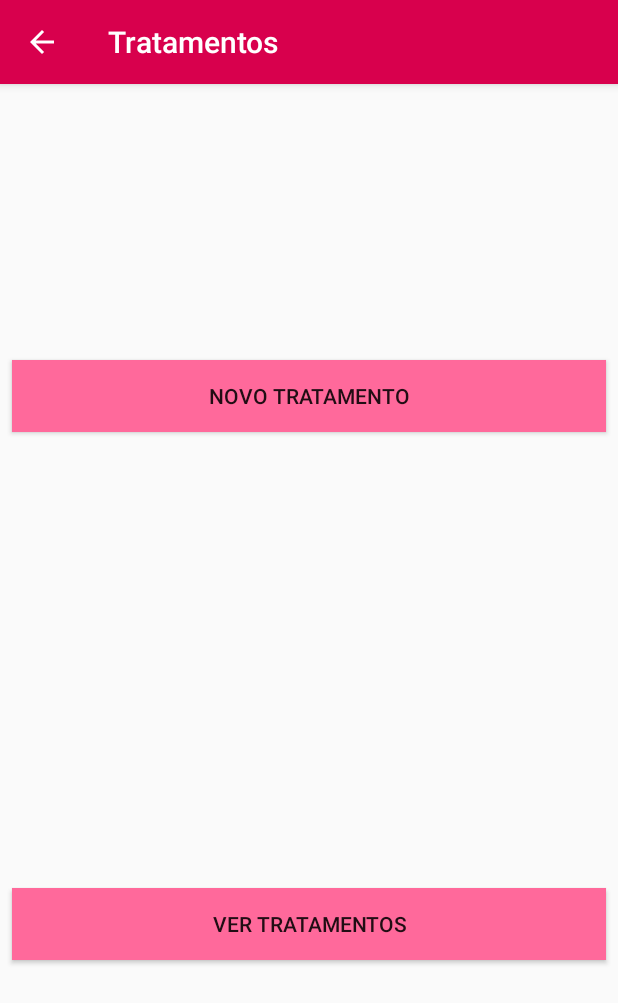
After one commit to TelmoSalvado/AMinhaSaudeNovo, an Android app: the Tratamentos screen opened directly, with no data from a screen before it, on a phone screen of 412 x 824 dp. The commit adds this screen. Shown: the top 1003 px of the screen. Run offline under Robolectric (Android 15) with nearby library versions, the phone set to English and light mode, and no system bars.

Commit message:
Conclusão da Página Tratamentos!

```diff
--- a/app/build.gradle
+++ b/app/build.gradle
@@ -9,6 +9,7 @@ android {
         versionCode 1
         versionName "1.0"
         testInstrumentationRunner "androidx.test.runner.AndroidJUnitRunner"
+        vectorDrawables.useSupportLibrary = true
     }
     buildTypes {
         release {
@@ -23,6 +24,7 @@ dependencies {
     implementation 'androidx.appcompat:appcompat:1.0.0-beta01'
     implementation 'com.google.android.material:material:1.0.0-beta01'
     implementation 'androidx.constraintlayout:constraintlayout:1.1.2'
+    implementation 'androidx.vectordrawable:vectordrawable:1.0.0-beta01'
     testImplementation 'junit:junit:4.12'
     androidTestImplementation 'androidx.test:runner:1.1.0-alpha4'
     androidTestImplementation 'androidx.test.espresso:espresso-core:3.1.0-alpha4'
--- a/app/src/main/java/pt/ipg/aminhasaude/MainActivity.java
+++ b/app/src/main/java/pt/ipg/aminhasaude/MainActivity.java
@@ -84,7 +84,8 @@ public class MainActivity extends AppCompatActivity
             Intent intent = new Intent(this, MainActivity.class);
             startActivity(intent);
         }else if (id == R.id.nav_Tratamentos) {
-            // Handle the camera action
+            Intent intent = new Intent(this, Tratamentos.class);
+            startActivity(intent);
         } else if (id == R.id.nav_Consultas) {
 
         } else if (id == R.id.nav_Analises) {
--- /dev/null
+++ b/app/src/main/java/pt/ipg/aminhasaude/Tratamentos.java
@@ -0,0 +1,30 @@
+package pt.ipg.aminhasaude;
+
+import android.os.Bundle;
+
+import com.google.android.material.floatingactionbutton.FloatingActionButton;
+import com.google.android.material.snackbar.Snackbar;
+
+import androidx.appcompat.app.AppCompatActivity;
+import androidx.appcompat.widget.Toolbar;
+
+import android.view.View;
+
+public class Tratamentos extends AppCompatActivity {
+
+    @Override
+    protected void onCreate(Bundle savedInstanceState) {
+        super.onCreate(savedInstanceState);
+        setContentView(R.layout.activity_tratamentos);
+        Toolbar toolbar = findViewById(R.id.toolbar);
+        setSupportActionBar(toolbar);
+        getSupportActionBar().setDisplayHomeAsUpEnabled(true);
+    }
+    public void Novotratamento(View view){
+
+    }
+
+    public void verTratamentos(View view){
+
+    }
+}
--- /dev/null
+++ b/app/src/main/res/layout/activity_tratamentos.xml
@@ -0,0 +1,25 @@
+<?xml version="1.0" encoding="utf-8"?>
+<androidx.coordinatorlayout.widget.CoordinatorLayout xmlns:android="http://schemas.android.com/apk/res/android"
+    xmlns:app="http://schemas.android.com/apk/res-auto"
+    xmlns:tools="http://schemas.android.com/tools"
+    android:layout_width="match_parent"
+    android:layout_height="match_parent"
+    tools:context=".Tratamentos">
+
+    <com.google.android.material.appbar.AppBarLayout
+        android:layout_width="match_parent"
+        android:layout_height="wrap_content"
+        android:theme="@style/AppTheme.AppBarOverlay">
+
+        <androidx.appcompat.widget.Toolbar
+            android:id="@+id/toolbar"
+            android:layout_width="match_parent"
+            android:layout_height="?attr/actionBarSize"
+            android:background="?attr/colorPrimary"
+            app:popupTheme="@style/AppTheme.PopupOverlay" />
+
+    </com.google.android.material.appbar.AppBarLayout>
+
+    <include layout="@layout/content_tratamentos" />
+
+</androidx.coordinatorlayout.widget.CoordinatorLayout>
--- /dev/null
+++ b/app/src/main/res/layout/content_tratamentos.xml
@@ -0,0 +1,44 @@
+<?xml version="1.0" encoding="utf-8"?>
+<androidx.constraintlayout.widget.ConstraintLayout xmlns:android="http://schemas.android.com/apk/res/android"
+    xmlns:app="http://schemas.android.com/apk/res-auto"
+    xmlns:tools="http://schemas.android.com/tools"
+    android:layout_width="match_parent"
+    android:layout_height="match_parent"
+    app:layout_behavior="@string/appbar_scrolling_view_behavior"
+    tools:context=".Tratamentos"
+    tools:showIn="@layout/activity_tratamentos">
+
+    <Button
+        android:id="@+id/buttonNovoTratamento"
+        android:layout_width="0dp"
+        android:layout_height="wrap_content"
+        android:layout_marginStart="8dp"
+        android:layout_marginLeft="8dp"
+        android:layout_marginTop="184dp"
+        android:layout_marginEnd="8dp"
+        android:layout_marginRight="8dp"
+        android:onClick="Novotratamento"
+        android:background="@color/colorButoes"
+        android:text="@string/novo_tratamento"
+        app:layout_constraintEnd_toEndOf="parent"
+        app:layout_constraintHorizontal_bias="0.498"
+        app:layout_constraintStart_toStartOf="parent"
+        app:layout_constraintTop_toTopOf="parent" />
+
+    <Button
+        android:id="@+id/buttonVerTratamentos"
+        android:layout_width="0dp"
+        android:layout_height="wrap_content"
+        android:layout_marginStart="8dp"
+        android:layout_marginLeft="8dp"
+        android:layout_marginEnd="8dp"
+        android:layout_marginRight="8dp"
+        android:layout_marginBottom="184dp"
+        android:onClick="verTratamentos"
+        android:background="@color/colorButoes"
+        android:text="@string/ver_tratamentos"
+        app:layout_constraintBottom_toBottomOf="parent"
+        app:layout_constraintEnd_toEndOf="parent"
+        app:layout_constraintHorizontal_bias="0.498"
+        app:layout_constraintStart_toStartOf="parent" />
+</androidx.constraintlayout.widget.ConstraintLayout>
--- a/app/src/main/res/menu/activity_main_drawer.xml
+++ b/app/src/main/res/menu/activity_main_drawer.xml
@@ -7,7 +7,7 @@
         <item
             android:id="@+id/nav_Agenda"
             android:icon="@android:drawable/ic_menu_my_calendar"
-            android:title="Agenda" />
+            android:title="@string/agendas" />
         <item
             android:id="@+id/nav_Tratamentos"
             android:icon="@android:drawable/ic_menu_info_details"
--- a/app/src/main/res/menu/main.xml
+++ b/app/src/main/res/menu/main.xml
@@ -9,6 +9,6 @@
     <item
         android:id="@+id/action_sair"
         android:icon="@android:drawable/ic_lock_power_off"
-        android:title="Sair"
-        app:showAsAction="always" />
+        android:title="@string/sair"
+        app:showAsAction="ifRoom" />
 </menu>
--- a/app/src/main/res/values/colors.xml
+++ b/app/src/main/res/values/colors.xml
@@ -3,4 +3,5 @@
     <color name="colorPrimary">#D8004D</color>
     <color name="colorPrimaryDark">#B10037</color>
     <color name="colorAccent">#D81B60</color>
+    <color name="colorButoes">#FF699B</color>
 </resources>
```
Also changed, not shown: app/src/main/AndroidManifest.xml (+18 -0 lines), app/src/main/java/pt/ipg/aminhasaude/Novo_Tratamento.java (added, +33 -0 lines), app/src/main/res/drawable/ic_dashboard_black_24dp.xml (added, +9 -0 lines), app/src/main/res/drawable/ic_home_black_24dp.xml (added, +9 -0 lines), app/src/main/res/drawable/ic_notifications_black_24dp.xml (added, +9 -0 lines), app/src/main/res/layout/activity_novo__tratamento.xml (added, +33 -0 lines), app/src/main/res/layout/content_novo__tratamento.xml (added, +11 -0 lines), app/src/main/res/values/strings.xml (+9 -0 lines).
